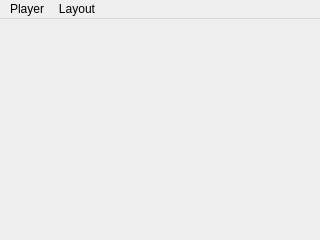
Qt form apps/zxtune-qt/ui/mainwindow.ui (vitamin-caig/zxtune) before a commit.
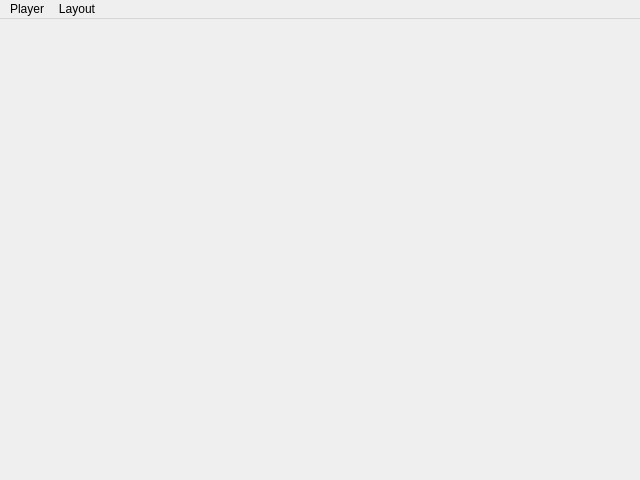
The same form after that commit. Icons and pictures are not drawn.

Commit message: zxtune-qt: icons in playlist. UI&Texts update.

What changed in the file:
```diff
--- a/apps/zxtune-qt/ui/mainwindow.ui
+++ b/apps/zxtune-qt/ui/mainwindow.ui
@@ -6,8 +6,8 @@
    <rect>
     <x>0</x>
     <y>0</y>
-    <width>320</width>
-    <height>240</height>
+    <width>640</width>
+    <height>480</height>
    </rect>
   </property>
   <property name="sizePolicy">
```
The commit also changes 6 other files.
